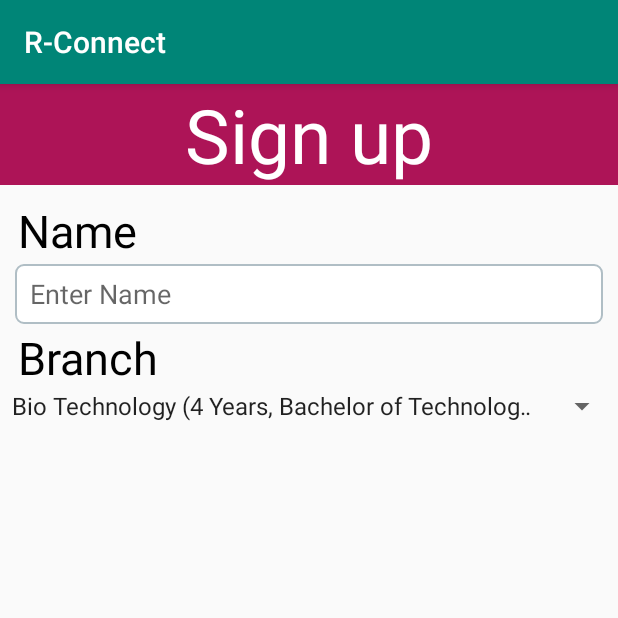
After one commit to mdg-soc-19/rconnect, an Android app: the SignUpActivity screen opened directly, with no data from a screen before it, on a phone screen of 412 x 824 dp, the top half of it. The commit adds this screen. Run offline under Robolectric (Android 15) with nearby library versions, the phone set to English and light mode, and no system bars.

Commit message:
Second page

```diff
--- a/app/src/main/AndroidManifest.xml
+++ b/app/src/main/AndroidManifest.xml
@@ -9,6 +9,8 @@
         android:roundIcon="@mipmap/ic_launcher_round"
         android:supportsRtl="true"
         android:theme="@style/AppTheme">
+        <activity android:name=".SignUpActivity"></activity>
+        <activity android:name=".SignInActivity" />
         <activity android:name=".MainActivity">
             <intent-filter>
                 <action android:name="android.intent.action.MAIN" />
--- /dev/null
+++ b/app/src/main/java/com/example/r_connect/SignUpActivity.java
@@ -0,0 +1,37 @@
+package com.example.r_connect;
+
+import androidx.appcompat.app.AppCompatActivity;
+
+import android.os.Bundle;
+import android.view.View;
+import android.widget.AdapterView;
+import android.widget.ArrayAdapter;
+import android.widget.Spinner;
+import android.widget.Toast;
+
+public class SignUpActivity extends AppCompatActivity implements AdapterView.OnItemSelectedListener {
+
+    @Override
+    protected void onCreate(Bundle savedInstanceState) {
+        super.onCreate(savedInstanceState);
+        setContentView(R.layout.activity_sign_up);
+
+        Spinner spinner = findViewById(R.id.spinner);
+        ArrayAdapter<CharSequence> adapter = ArrayAdapter.createFromResource(this,
+                R.array.numbers, android.R.layout.simple_spinner_item);
+        adapter.setDropDownViewResource(android.R.layout.simple_spinner_dropdown_item);
+        spinner.setAdapter(adapter);
+        spinner.setOnItemSelectedListener(this);
+    }
+
+    @Override
+    public void onItemSelected(AdapterView<?> parent, View view, int position, long id) {
+        String text = parent.getItemAtPosition(position).toString();
+        Toast.makeText(parent.getContext(), text, Toast.LENGTH_SHORT).show();
+    }
+
+    @Override
+    public void onNothingSelected(AdapterView<?> parent) {
+
+    }
+}
--- /dev/null
+++ b/app/src/main/res/drawable/border.xml
@@ -0,0 +1,14 @@
+<?xml version="1.0" encoding="utf-8"?>
+<shape xmlns:android="http://schemas.android.com/apk/res/android">
+
+    <!-- Background Color -->
+    <solid android:color="#ffffff" />
+
+    <!-- Border Color -->
+    <stroke android:width="1dp"
+        android:color="#B0BEC5" />
+
+    <!-- Round Corners -->
+    <corners android:radius="5dp" />
+
+</shape>
--- /dev/null
+++ b/app/src/main/res/layout/activity_sign_up.xml
@@ -0,0 +1,60 @@
+<?xml version="1.0" encoding="utf-8"?>
+<LinearLayout xmlns:android="http://schemas.android.com/apk/res/android"
+    xmlns:app="http://schemas.android.com/apk/res-auto"
+    xmlns:tools="http://schemas.android.com/tools"
+    android:layout_width="match_parent"
+    android:layout_height="match_parent"
+    android:orientation="vertical">
+
+    <TextView
+        android:id="@+id/signup"
+        android:layout_width="match_parent"
+        android:layout_height="wrap_content"
+        android:layout_gravity="center"
+        android:background="#AD1457"
+        android:text="Sign up"
+        android:textAlignment="center"
+
+        android:textColor="#FFFFFF"
+        android:textSize="50sp"></TextView>
+
+    <TextView
+
+        android:layout_width="match_parent"
+        android:layout_height="wrap_content"
+        android:paddingLeft="12dp"
+        android:paddingTop="10dp"
+        android:text="Name"
+        android:textColor="#000000"
+        android:textSize="30sp"></TextView>
+
+    <EditText
+        android:id="@+id/editText1"
+        android:layout_width="match_parent"
+        android:layout_height="40dp"
+        android:layout_marginLeft="10dp"
+        android:layout_marginTop="2dp"
+        android:layout_marginRight="10dp"
+        android:background="@drawable/border"
+        android:ems="10"
+        android:hint="Enter Name"
+        android:inputType="textPersonName"
+        android:paddingLeft="10dp" />
+
+    <TextView
+
+        android:layout_width="match_parent"
+        android:layout_height="wrap_content"
+        android:paddingLeft="12dp"
+        android:paddingTop="2dp"
+        android:text="Branch"
+        android:textColor="#000000"
+        android:textSize="30sp"></TextView>
+
+    <Spinner
+        android:id="@+id/spinner"
+        android:layout_width="match_parent"
+        android:layout_height="wrap_content"
+        />
+
+</LinearLayout>
--- a/app/src/main/res/values/strings.xml
+++ b/app/src/main/res/values/strings.xml
@@ -1,3 +1,22 @@
 <resources>
     <string name="app_name">R-Connect</string>
+    <string-array name="numbers">
+        <item>Bio Technology (4 Years, Bachelor of Technology)</item>
+        <item>Chemical Engineering (4 Years, Bachelor of Technology)</item>
+        <item>Civil Engineering (4 Years, Bachelor of Technology)</item>
+        <item>Computer Science and Engineering (4 Years, Bachelor of Technology)</item>
+        <item>Electrical Engineering (4 Years, Bachelor of Technology)</item>
+        <item>Electronics and Communication Engineering (4 Years, Bachelor of Technology)</item>
+        <item>Engineering Physics (4 Years, Bachelor of Technology)</item>
+        <item>Mechanical Engineering (4 Years, Bachelor of Technology)</item>
+        <item>Metallurgical and Materials Engineering (4 Years, Bachelor of Technology)</item>
+        <item>Polymer Science and Engineering (4 Years, Bachelor of Technology)</item>
+        <item>Production and Industrial Engineering (4 Years, Bachelor of Technology)</item>
+        <item>Architecture (5 Years, Bachelor of Architecture)</item>
+        <item>Geological Technology (5 Years, Integrated Master of Technology)</item>
+        <item>Geophysical Technology (5 Years, Integrated Master of Technology)</item>
+        <item>Applied Mathematics (5 Years, Integrated Master of Science)</item>
+        <item>Chemistry (5 Years, Integrated Master of Science)</item>
+        <item>Physics (5 Years, Integrated Master of Science)</item>
+    </string-array>
 </resources>
```
Also changed, not shown: app/src/main/java/com/example/r_connect/MainActivity.java (+34 -0 lines), app/src/main/java/com/example/r_connect/SignInActivity.java (added, +14 -0 lines), app/src/main/res/layout/activity_main.xml (+4 -3 lines), app/src/main/res/layout/activity_sign_in.xml (added, +71 -0 lines).
